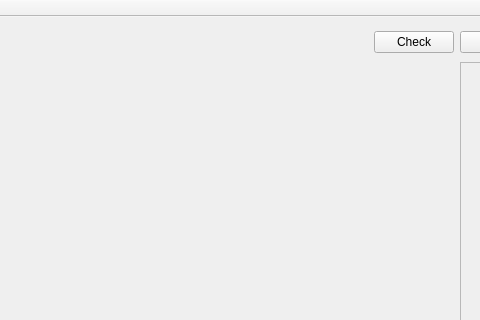
The window that lib/qt/cnctoolbox/mainwindow.ui (comgram/gerbil_gui) describes before a commit, drawn with Qt 5; both pictures show x 419 to 899 and y 0 to 320 of the 1190 by 631 pixel window.
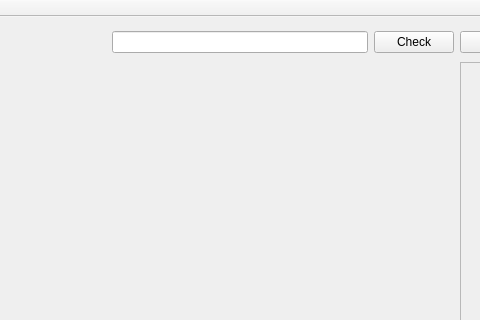
The same window after the commit.

What changed in the file:
```diff
--- a/lib/qt/cnctoolbox/mainwindow.ui
+++ b/lib/qt/cnctoolbox/mainwindow.ui
@@ -633,6 +633,9 @@
       </property>
      </widget>
     </item>
+    <item row="0" column="7" colspan="3">
+     <widget class="QLineEdit" name="line_edit_devicePath"/>
+    </item>
    </layout>
    <widget class="QLabel" name="label_grbl">
     <property name="geometry">
```
